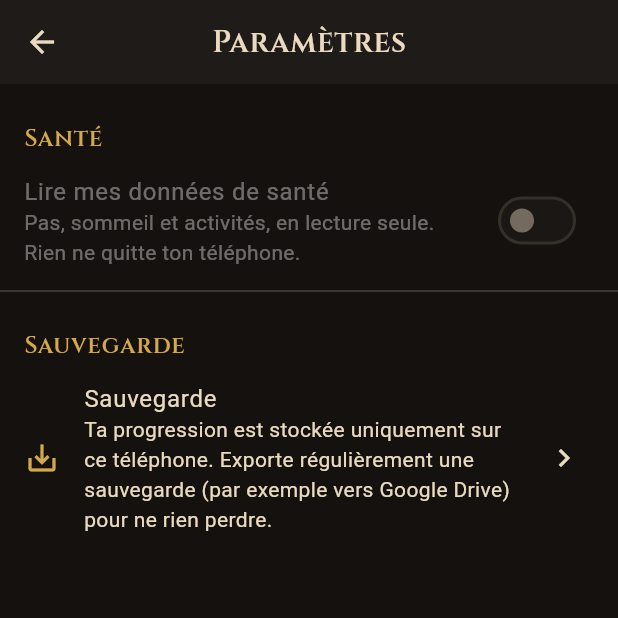
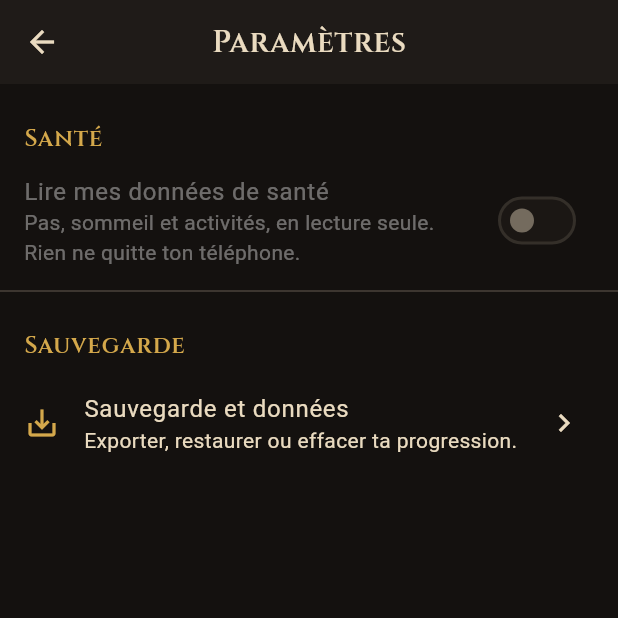
Before and after one commit to Rhaven42/arise, a Flutter app: the SettingsPage screen opened by its route, on a phone screen of 412 x 824 dp, the top half of it. Run offline on Flutter 3.47's test engine with Material 3 defaults, Android fonts, the phone set to English and light mode, and no system bars; our stand-ins replace drift, drift_flutter, file_picker, flutter_riverpod, freezed_annotation, go_router and 2 more; accounts and stored records are empty; generated files the repository leaves out were written again.

Commit message:
fix: libellé de l'entrée Sauvegarde et données dans les paramètres
Co-Authored-By: Claude Opus 5.5 <noreply@anthropic.com>
Claude-Session: https://claude.ai/code/session_01Q8g6T7P9WbBJiMDK59QcwP

```diff
--- a/lib/features/settings/presentation/settings_page.dart
+++ b/lib/features/settings/presentation/settings_page.dart
@@ -36,8 +36,8 @@ class SettingsPage extends ConsumerWidget {
           _SectionHeader(l10n.settingsBackupSection),
           ListTile(
             leading: const Icon(Icons.save_alt, color: AriseColors.gold),
-            title: Text(l10n.settingsBackupSection),
-            subtitle: Text(l10n.settingsBackupHint),
+            title: Text(l10n.settingsBackupTile),
+            subtitle: Text(l10n.settingsBackupTileHint),
             trailing: const Icon(Icons.chevron_right),
             onTap: () => context.go(AppRoutes.backup),
           ),
--- a/lib/l10n/app_fr.arb
+++ b/lib/l10n/app_fr.arb
@@ -236,5 +236,7 @@
       }
     }
   },
-  "errorGeneric": "Une erreur est survenue. Réessaie."
+  "errorGeneric": "Une erreur est survenue. Réessaie.",
+  "settingsBackupTile": "Sauvegarde et données",
+  "settingsBackupTileHint": "Exporter, restaurer ou effacer ta progression."
 }
```
Also changed, not shown: 1 other file.
